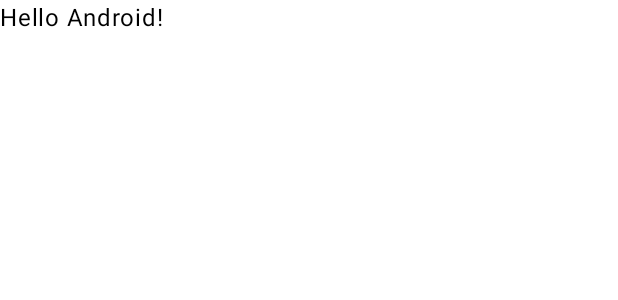
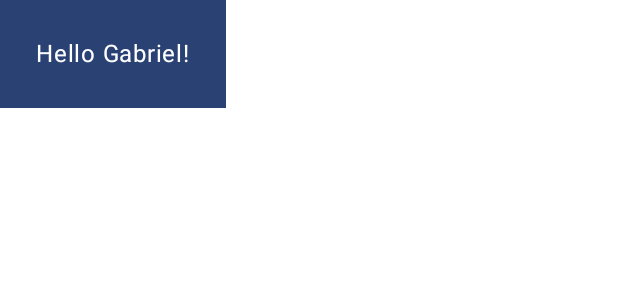
Before and after one commit to pereyrarg11/Codelab-Basic-Layouts, an Android app built with Jetpack Compose: the @Preview function DefaultPreview, on a phone screen of 412 x 824 dp. Shown: the top 300 px of the screen. Run offline under Robolectric (Android 15) with nearby library versions, the phone set to English and light mode, and no system bars.

Commit message:
chore: tweaking the UI and reusing composables

```diff
--- a/app/src/main/java/com/pereyrarg11/codelabbasiclayouts/MainActivity.kt
+++ b/app/src/main/java/com/pereyrarg11/codelabbasiclayouts/MainActivity.kt
@@ -4,12 +4,14 @@ import android.os.Bundle
 import androidx.activity.ComponentActivity
 import androidx.activity.compose.setContent
 import androidx.compose.foundation.layout.fillMaxSize
+import androidx.compose.foundation.layout.padding
 import androidx.compose.material3.MaterialTheme
 import androidx.compose.material3.Surface
 import androidx.compose.material3.Text
 import androidx.compose.runtime.Composable
 import androidx.compose.ui.Modifier
 import androidx.compose.ui.tooling.preview.Preview
+import androidx.compose.ui.unit.dp
 import com.pereyrarg11.codelabbasiclayouts.ui.theme.CodelabBasicLayoutsTheme
 
 class MainActivity : ComponentActivity() {
@@ -17,27 +19,30 @@ class MainActivity : ComponentActivity() {
         super.onCreate(savedInstanceState)
         setContent {
             CodelabBasicLayoutsTheme {
-                // A surface container using the 'background' color from the theme
-                Surface(
-                    modifier = Modifier.fillMaxSize(),
-                    color = MaterialTheme.colorScheme.background
-                ) {
-                    Greeting("Android")
-                }
+                MyApp(Modifier.fillMaxSize())
             }
         }
     }
 }
 
 @Composable
+fun MyApp(modifier: Modifier = Modifier) {
+    Surface(modifier = modifier, color = MaterialTheme.colorScheme.background) {
+        Greeting(name = "Gabriel")
+    }
+}
+
+@Composable
 fun Greeting(name: String) {
-    Text(text = "Hello $name!")
+    Surface(color = MaterialTheme.colorScheme.primary) {
+        Text(text = "Hello $name!", modifier = Modifier.padding(24.dp))
+    }
 }
 
 @Preview(showBackground = true)
 @Composable
 fun DefaultPreview() {
     CodelabBasicLayoutsTheme {
-        Greeting("Android")
+        MyApp()
     }
 }
```
